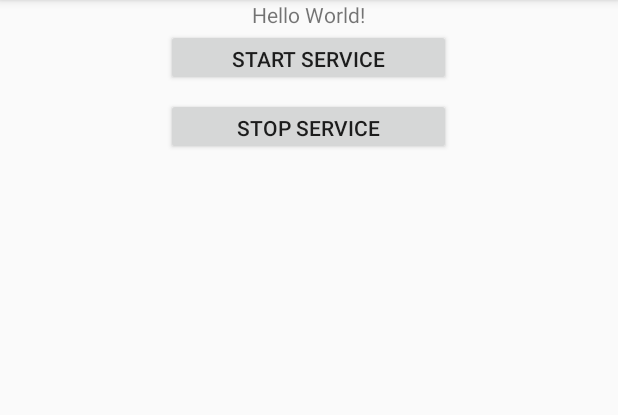
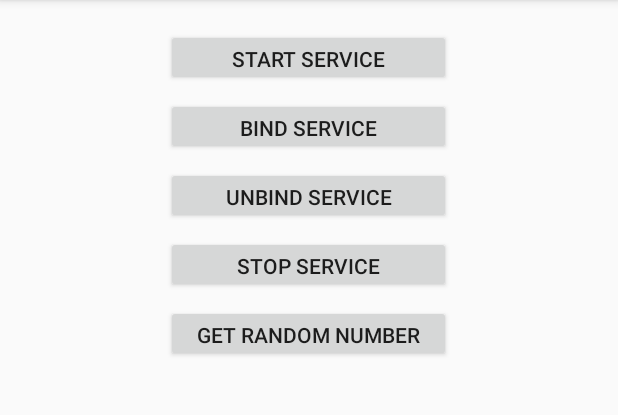
Before and after one commit to shekaroppo/ServiceExample, an Android app: the screen it shows after launch (MainActivity before the commit, BoundServiceActivity after it), on a phone screen of 412 x 824 dp, the part 84-499 px from its top. Run offline under Robolectric (Android 15) with nearby library versions, the phone set to English and light mode, and no system bars; our stand-ins replace data binding.

Commit message:
Bound Service Example

```diff
--- a/app/src/main/AndroidManifest.xml
+++ b/app/src/main/AndroidManifest.xml
@@ -9,7 +9,7 @@
       android:roundIcon="@mipmap/ic_launcher_round"
       android:supportsRtl="true"
       android:theme="@style/AppTheme">
-    <activity android:name=".MainActivity">
+    <activity android:name=".BoundServiceActivity">
       <intent-filter>
         <action android:name="android.intent.action.MAIN"/>
 
--- /dev/null
+++ b/app/src/main/java/shekar/com/serviceexample/BoundServiceActivity.java
@@ -0,0 +1,87 @@
+package shekar.com.serviceexample;
+
+import android.content.ComponentName;
+import android.content.Context;
+import android.content.Intent;
+import android.content.ServiceConnection;
+import android.databinding.DataBindingUtil;
+import android.os.Bundle;
+import android.os.IBinder;
+import android.support.v7.app.AppCompatActivity;
+import android.util.Log;
+import android.view.View;
+import shekar.com.serviceexample.databinding.ActivityMainBinding;
+
+public class BoundServiceActivity extends AppCompatActivity {
+
+  private ActivityMainBinding binding;
+  private Intent serviceIntent;
+  private ServiceConnection serviceConnection;
+  private RandomNumberService randomNumberService;
+  private boolean isServiceBound;
+
+  @Override protected void onCreate(Bundle savedInstanceState) {
+    super.onCreate(savedInstanceState);
+    binding = DataBindingUtil.setContentView(this, R.layout.activity_main);
+    serviceIntent=new Intent(getApplicationContext(),RandomNumberService.class);
+    binding.startService.setOnClickListener(new View.OnClickListener() {
+      @Override public void onClick(View view) {
+        startService(serviceIntent);
+      }
+    });
+    binding.stopService.setOnClickListener(new View.OnClickListener() {
+      @Override public void onClick(View view) {
+        stopService(serviceIntent);
+      }
+    });
+    binding.bindService.setOnClickListener(new View.OnClickListener() {
+      @Override public void onClick(View view) {
+        bindService();
+      }
+    });
+    binding.unbindService.setOnClickListener(new View.OnClickListener() {
+      @Override public void onClick(View view) {
+        unbindService();
+      }
+    });
+    binding.getRandomNumber.setOnClickListener(new View.OnClickListener() {
+      @Override public void onClick(View view) {
+        setRandomNumber();
+      }
+    });
+
+  }
+
+  private void unbindService() {
+    Log.d("====", "Service Unbind");
+    if(isServiceBound){
+      unbindService(serviceConnection);
+      isServiceBound=false;
+    }
+  }
+
+  private void bindService() {
+    Log.d("====", "Service bind");
+    if(serviceConnection==null){
+      serviceConnection=new ServiceConnection() {
+        @Override public void onServiceConnected(ComponentName componentName, IBinder iBinder) {
+          RandomNumberService.RandNumBinder binderClass=(RandomNumberService.RandNumBinder)iBinder;
+          randomNumberService=binderClass.getService();
+          isServiceBound=true;
+        }
+
+        @Override public void onServiceDisconnected(ComponentName componentName) {
+          isServiceBound=false;
+        }
+      };
+    }
+    bindService(serviceIntent,serviceConnection, Context.BIND_AUTO_CREATE);
+  }
+  private void setRandomNumber(){
+    if(isServiceBound){
+      binding.randomNumber.setText("Random number: "+randomNumberService.getRandNum());
+    }else{
+      binding.randomNumber.setText("Service not bound");
+    }
+  }
+}
--- a/app/src/main/java/shekar/com/serviceexample/MainActivity.java
+++ /dev/null
@@ -1,26 +0,0 @@
-package shekar.com.serviceexample;
-
-import android.content.Intent;
-import android.databinding.DataBindingUtil;
-import android.os.Bundle;
-import android.support.v7.app.AppCompatActivity;
-import android.view.View;
-import shekar.com.serviceexample.databinding.ActivityMainBinding;
-
-public class MainActivity extends AppCompatActivity {
-
-  private ActivityMainBinding binding;
-  private Intent serviceIntent;
-
-  @Override protected void onCreate(Bundle savedInstanceState) {
-    super.onCreate(savedInstanceState);
-    binding = DataBindingUtil.setContentView(this, R.layout.activity_main);
-    serviceIntent=new Intent(getApplicationContext(),RandomNumberService.class);
-    binding.startService.setOnClickListener(new View.OnClickListener() {
-      @Override public void onClick(View view) {
-        startService(serviceIntent);
-      }
-    });
-
-  }
-}
--- a/app/src/main/res/layout/activity_main.xml
+++ b/app/src/main/res/layout/activity_main.xml
@@ -8,13 +8,13 @@
       android:layout_height="match_parent"
       android:gravity="center_horizontal"
       android:orientation="vertical"
-      tools:context=".MainActivity"
+      tools:context=".BoundServiceActivity"
       >
 
     <TextView
+        android:id="@+id/random_number"
         android:layout_width="wrap_content"
         android:layout_height="wrap_content"
-        android:text="Hello World!"
         app:layout_constraintBottom_toBottomOf="parent"
         app:layout_constraintLeft_toLeftOf="parent"
         app:layout_constraintRight_toRightOf="parent"
@@ -30,6 +30,24 @@
         tools:layout_editor_absoluteY="77dp"
         />
     <Button
+        android:id="@+id/bind_service"
+        android:layout_width="190dp"
+        android:layout_height="38dp"
+        android:layout_marginTop="8dp"
+        android:text="Bind Service"
+        app:layout_constraintTop_toBottomOf="@+id/start_service"
+        tools:layout_editor_absoluteX="97dp"
+        />
+    <Button
+        android:id="@+id/unbind_service"
+        android:layout_width="190dp"
+        android:layout_height="38dp"
+        android:layout_marginTop="8dp"
+        android:text="Unbind Service"
+        app:layout_constraintTop_toBottomOf="@+id/start_service"
+        tools:layout_editor_absoluteX="97dp"
+        />
+    <Button
         android:id="@+id/stop_service"
         android:layout_width="190dp"
         android:layout_height="38dp"
@@ -38,5 +56,15 @@
         app:layout_constraintTop_toBottomOf="@+id/start_service"
         tools:layout_editor_absoluteX="97dp"
         />
+    <Button
+        android:id="@+id/get_random_number"
+        android:layout_width="190dp"
+        android:layout_height="38dp"
+        android:layout_marginTop="8dp"
+        android:text="Get Random Number"
+        app:layout_constraintTop_toBottomOf="@+id/start_service"
+        tools:layout_editor_absoluteX="97dp"
+        />
+
   </LinearLayout>
 </layout>
```
Also changed, not shown: app/src/main/java/shekar/com/serviceexample/RandomNumberService.java (+48 -5 lines), 1 other file.
